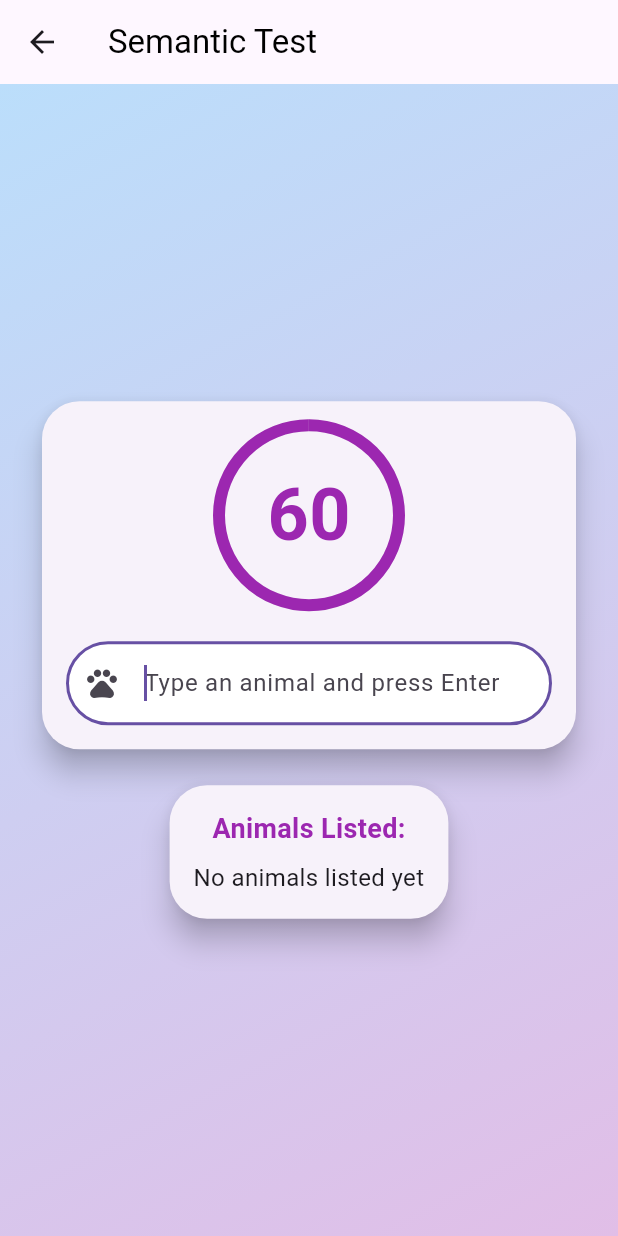
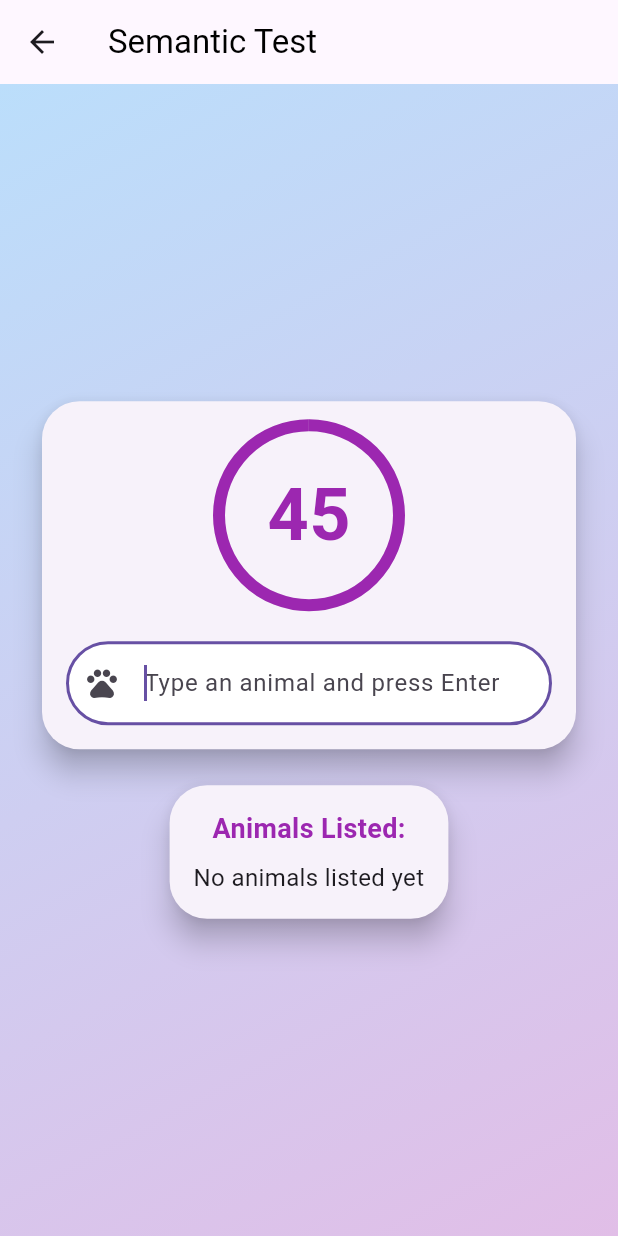
Before and after one commit to truesight-app/truesight_app, a Flutter app: the SemanticTestPage screen opened directly, swiped to page 2, on a phone screen of 412 x 824 dp. Run offline on Flutter 3.47's test engine with Material 3 defaults, Android fonts, the phone set to English and light mode, and no system bars; our stand-ins replace flutter_markdown, flutter_riverpod, google_fonts, google_generative_ai, shared_preferences; missing offline and left inert: audio_waveforms, ffmpeg_kit_flutter, tflite_flutter; accounts and stored records are empty; network calls fail.

Commit message:
push minor fixes

```diff
--- a/lib/pages/data_collection.dart
+++ b/lib/pages/data_collection.dart
@@ -55,7 +55,7 @@ class _DataCollectionState extends ConsumerState<DataCollection> {
         .split(RegExp(r'\s+'))
         .where((word) => word.isNotEmpty)
         .length;
-    pageNavigatorController.toggleCanProceed(wordCount >= 10);
+    pageNavigatorController.toggleCanProceed(wordCount >= 5);
   }
 
   @override
--- a/lib/pages/semantic_test.dart
+++ b/lib/pages/semantic_test.dart
@@ -12,15 +12,15 @@ class SemanticTestPage extends StatefulWidget {
 class _SemanticTestPageState extends State<SemanticTestPage> {
   bool started = false;
   bool finished = false; // finished the entire analysis
-  // int timeLeft = 60;
-  ValueNotifier<int> timeLeft = ValueNotifier(60);
+  // int timeLeft = 45;
+  ValueNotifier<int> timeLeft = ValueNotifier(45);
   Timer? _timer;
   FocusNode testFieldFocusNode = FocusNode();
   final PageController _controller = PageController(initialPage: 0);
   int currentPage = 0;
   late List<Widget> pages;
   TextEditingController _animalController = TextEditingController();
-  List<String> animals = [];
+  ValueNotifier<List<String>> animals = ValueNotifier([]);
 
   @override
   void initState() {
@@ -34,7 +34,6 @@ class _SemanticTestPageState extends State<SemanticTestPage> {
 
   void startTimer() {
     _timer = Timer.periodic(const Duration(seconds: 1), (timer) {
-      setState(() {
       if (timeLeft.value > 0) {
         timeLeft.value--;
       } else {
@@ -46,7 +45,6 @@ class _SemanticTestPageState extends State<SemanticTestPage> {
               curve: Curves.easeInOut);
         }
       }
-      });
     });
   }
 
@@ -95,18 +93,17 @@ class _SemanticTestPageState extends State<SemanticTestPage> {
                 ),
                 const SizedBox(height: 16),
                 const Text(
-                  "List as many animals as possible in 60 seconds!",
+                  "List as many animals as possible in 45 seconds!",
                   textAlign: TextAlign.center,
                   style: TextStyle(fontSize: 18, color: Colors.black87),
                 ),
                 const SizedBox(height: 32),
                 ElevatedButton(
                   onPressed: () {
-                    setState(() {
                     started = true;
-                      timeLeft.value = 60;
+                    timeLeft.value = 45;
                     startTimer();
-                    });
+
                     _controller.animateToPage(1,
                         duration: const Duration(milliseconds: 500),
                         curve: Curves.easeInOut);
@@ -166,7 +163,7 @@ class _SemanticTestPageState extends State<SemanticTestPage> {
                           width: 120,
                           height: 120,
                           child: CircularProgressIndicator(
-                            value: val / 60,
+                            value: val / 45,
                             strokeWidth: 8,
                             backgroundColor: Colors.grey.shade200,
                             valueColor: AlwaysStoppedAnimation<Color>(
@@ -203,9 +200,10 @@ class _SemanticTestPageState extends State<SemanticTestPage> {
                     ),
                     onEditingComplete: () {
                       if (_animalController.text.isNotEmpty) {
+                        animals.value.add(_animalController.text);
                         setState(() {
-                          animals.add(_animalController.text);
                           _animalController.clear();
+
                           testFieldFocusNode
                               .requestFocus(); // Focus on the text field again
                         });
@@ -236,12 +234,15 @@ class _SemanticTestPageState extends State<SemanticTestPage> {
                     ),
                   ),
                   const SizedBox(height: 8),
-                  Text(
-                    animals.isEmpty
+                  ValueListenableBuilder(
+                    valueListenable: animals,
+                    builder: (context, value, child) => Text(
+                      value.isEmpty
                           ? "No animals listed yet"
-                        : animals.join(", "),
+                          : value.join(", "),
                       style: const TextStyle(fontSize: 16),
                       textAlign: TextAlign.center,
+                    ),
                   ),
                 ],
               ),
@@ -254,7 +255,7 @@ class _SemanticTestPageState extends State<SemanticTestPage> {
 
   Widget resultsPage() {
     return FutureBuilder(
-      future: evaluateAnimals(animals),
+      future: evaluateAnimals(animals.value),
       builder: (context, snapshot) {
         if (snapshot.connectionState == ConnectionState.waiting) {
           return Container(
@@ -305,7 +306,7 @@ class _SemanticTestPageState extends State<SemanticTestPage> {
                         ),
                         const SizedBox(height: 24),
                         Text(
-                          "You listed ${animals.length} animals:",
+                          "You listed ${animals.value.length} animals:",
                           style: const TextStyle(
                             fontSize: 18,
                             fontWeight: FontWeight.bold,
@@ -313,7 +314,7 @@ class _SemanticTestPageState extends State<SemanticTestPage> {
                         ),
                         const SizedBox(height: 8),
                         Text(
-                          animals.join(", "),
+                          animals.value.join(", "),
                           textAlign: TextAlign.center,
                           style: const TextStyle(fontSize: 16),
                         ),
@@ -329,8 +330,8 @@ class _SemanticTestPageState extends State<SemanticTestPage> {
                             setState(() {
                               started = false;
                               finished = false;
-                              timeLeft.value = 60;
-                              animals.clear();
+                              timeLeft.value = 45;
+                              animals.value.clear();
                             });
                             _controller.animateToPage(0,
                                 duration: const Duration(milliseconds: 500),
```
Also changed, not shown: lib/pages/components/processing_page.dart (+14 -1 lines), lib/pages/psychoeducation_page.dart (+12 -11 lines). Lines whose indentation alone changed are shown as unchanged.
